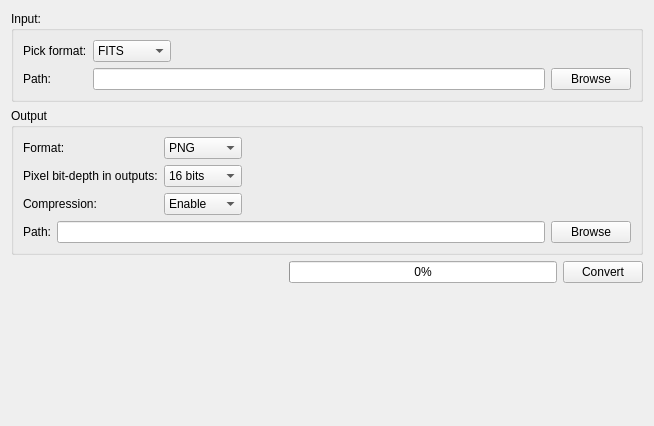
Before: the Qt Designer form MantidQt/CustomInterfaces/inc/MantidQtCustomInterfaces/Tomography/ImgFormatsConversion.ui in mantidproject/mantid, drawn with Qt 5.
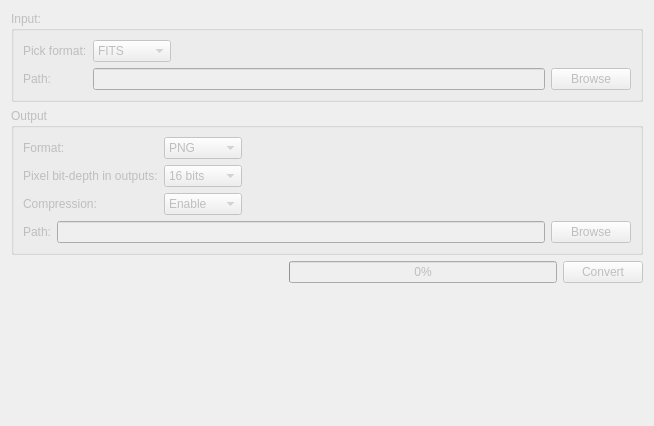
After: the same form once the commit is applied.

Commit message: updates in ui definitions and interface documentation, re #12900

Patch:
```diff
--- a/MantidQt/CustomInterfaces/inc/MantidQtCustomInterfaces/Tomography/ImgFormatsConversion.ui
+++ b/MantidQt/CustomInterfaces/inc/MantidQtCustomInterfaces/Tomography/ImgFormatsConversion.ui
@@ -2,6 +2,9 @@
 <ui version="4.0">
  <class>ImgFormatsConversion</class>
  <widget class="QWidget" name="ImgFormatsConversion">
+  <property name="enabled">
+   <bool>false</bool>
+  </property>
   <property name="geometry">
    <rect>
     <x>0</x>
@@ -13,6 +16,8 @@
   <property name="windowTitle">
    <string>Form</string>
   </property>
+  <layout class="QGridLayout" name="gridLayout_3">
+   <item row="0" column="0">
   <layout class="QVBoxLayout" name="verticalLayout">
    <item>
     <widget class="QGroupBox" name="groupBox">
@@ -271,7 +276,9 @@
      </layout>
     </widget>
    </item>
-   <item>
+    </layout>
+   </item>
+   <item row="1" column="0">
     <layout class="QHBoxLayout" name="horizontalLayout_2">
      <item>
       <spacer name="horizontalSpacer_5">
@@ -308,7 +315,7 @@
      </item>
     </layout>
    </item>
-   <item>
+   <item row="2" column="0">
     <spacer name="verticalSpacer">
      <property name="orientation">
       <enum>Qt::Vertical</enum>
```
Lines whose indentation alone changed are shown as unchanged. The commit also changes 3 other files.
